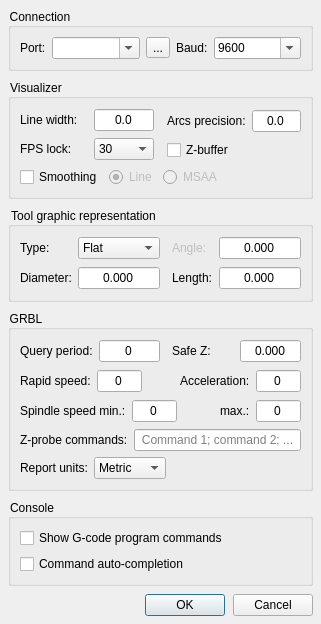
The window that frmsettings.ui (Denvi/Candle) describes before a commit, drawn with Qt 5.
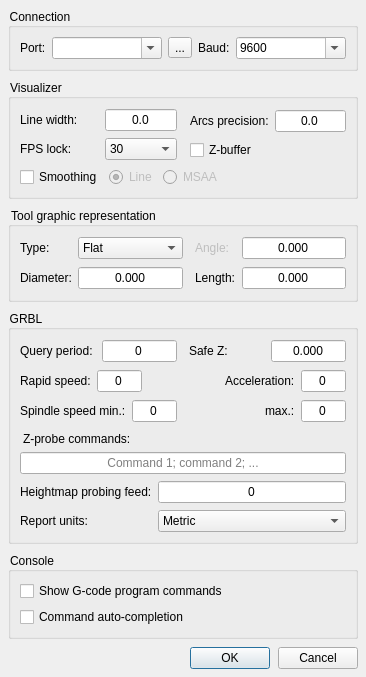
The same window after the commit. Icons and pictures are not drawn.

Commit message: Heightmap probing feed setting added.

The edit to the form file:
```diff
--- a/frmsettings.ui
+++ b/frmsettings.ui
@@ -6,8 +6,8 @@
    <rect>
     <x>0</x>
     <y>0</y>
-    <width>321</width>
-    <height>579</height>
+    <width>366</width>
+    <height>669</height>
    </rect>
   </property>
   <property name="windowTitle">
@@ -691,36 +691,61 @@
        </layout>
       </item>
       <item>
-       <layout class="QHBoxLayout" name="horizontalLayout_11" stretch="0,0">
-        <item>
-         <widget class="QLabel" name="label_17">
+       <widget class="QLabel" name="label_17">
+        <property name="styleSheet">
+         <string notr="true">padding-left: -4;
+padding-top: 3;</string>
+        </property>
+        <property name="text">
+         <string>Z-probe commands:</string>
+        </property>
+       </widget>
+      </item>
+      <item>
+       <widget class="QLineEdit" name="txtTouchCommand">
+        <property name="alignment">
+         <set>Qt::AlignCenter</set>
+        </property>
+        <property name="placeholderText">
+         <string>Command 1; command 2; ...</string>
+        </property>
+       </widget>
+      </item>
+      <item>
+       <layout class="QGridLayout" name="gridLayout_4">
+        <item row="0" column="0">
+         <widget class="QLabel" name="label_18">
           <property name="text">
-           <string>Z-probe commands:</string>
+           <string>Heightmap probing feed:</string>
           </property>
          </widget>
         </item>
-        <item>
-         <widget class="QLineEdit" name="txtTouchCommand">
+        <item row="0" column="1">
+         <widget class="QSpinBox" name="txtHeightMapProbingFeed">
+          <property name="font">
+           <font>
+            <pointsize>9</pointsize>
+           </font>
+          </property>
           <property name="alignment">
            <set>Qt::AlignCenter</set>
           </property>
-          <property name="placeholderText">
-           <string>Command 1; command 2; ...</string>
+          <property name="buttonSymbols">
+           <enum>QAbstractSpinBox::NoButtons</enum>
+          </property>
+          <property name="maximum">
+           <number>99999</number>
           </property>
          </widget>
         </item>
-       </layout>
-      </item>
-      <item>
-       <layout class="QHBoxLayout" name="horizontalLayout_6" stretch="0,1,3">
-        <item>
+        <item row="1" column="0">
          <widget class="QLabel" name="label_15">
           <property name="text">
            <string>Report units:</string>
           </property>
          </widget>
         </item>
-        <item>
+        <item row="1" column="1">
          <widget class="QComboBox" name="cboUnits">
           <property name="sizePolicy">
            <sizepolicy hsizetype="Expanding" vsizetype="Fixed">
@@ -740,22 +765,6 @@
           </item>
          </widget>
         </item>
-        <item>
-         <spacer name="horizontalSpacer_9">
-          <property name="orientation">
-           <enum>Qt::Horizontal</enum>
-          </property>
-          <property name="sizeType">
-           <enum>QSizePolicy::Expanding</enum>
-          </property>
-          <property name="sizeHint" stdset="0">
-           <size>
-            <width>6</width>
-            <height>20</height>
-           </size>
-          </property>
-         </spacer>
-        </item>
        </layout>
       </item>
      </layout>
```
Left out of the diff: 1 changed line with no effect on the pictures. The commit also changes 5 other files.
